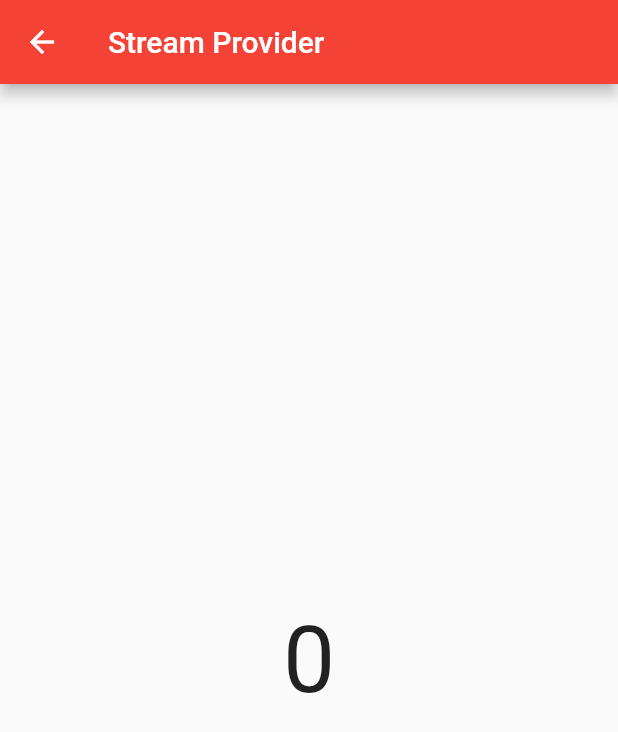
After one commit to bl1nkker/flutter-riverpod-samples, a Flutter app: the StreamProviderPage screen opened directly, on a phone screen of 412 x 824 dp. The commit adds this screen. Shown: the top 732 px of the screen. Run offline on Flutter 3.47's test engine with Material 2 defaults, Android fonts, the light colour scheme and no system bars; our stand-ins replace flutter_riverpod.

Commit message:
feat: added stream provider screen demo

```diff
--- /dev/null
+++ b/riverpod_providers/lib/pages/stream_provider_page.dart
@@ -0,0 +1,55 @@
+import 'package:flutter/material.dart';
+import 'package:flutter_riverpod/flutter_riverpod.dart';
+import 'package:riverpod_providers/widgets/text_widget.dart';
+
+Stream<int> countStream() async* {
+  int i = 0;
+  while (true) {
+    await Future.delayed(const Duration(seconds: 1));
+    yield i++;
+  }
+}
+
+final streamProvider = StreamProvider.autoDispose<int>((ref) => countStream());
+
+class StreamProviderPage extends ConsumerWidget {
+  const StreamProviderPage({Key? key}) : super(key: key);
+
+  Widget buildStreamWhen(WidgetRef ref) {
+    AsyncValue<int> stream = ref.watch(streamProvider);
+    return stream.when(
+        data: (data) => TextWidget(data.toString()),
+        error: (error, strace) => const TextWidget('Some error'),
+        loading: () => const CircularProgressIndicator());
+  }
+
+  Widget buildStreamBuilder(WidgetRef ref) {
+    final stream = ref.watch(streamProvider.stream);
+    return StreamBuilder<int>(
+        stream: stream,
+        builder: (context, snapshot) {
+          switch (snapshot.connectionState) {
+            case ConnectionState.none:
+              return const TextWidget('Not initialized');
+            case ConnectionState.waiting:
+              return const CircularProgressIndicator();
+            case ConnectionState.active:
+              return TextWidget(snapshot.data.toString());
+            case ConnectionState.done:
+              return TextWidget(snapshot.data.toString());
+          }
+        });
+  }
+
+  @override
+  Widget build(BuildContext context, WidgetRef ref) {
+    return Scaffold(
+      appBar: AppBar(
+        title: const Text('Stream Provider'),
+      ),
+      body: Center(
+        child: buildStreamWhen(ref),
+      ),
+    );
+  }
+}
```
Also changed, not shown: riverpod_providers/lib/main.dart (+6 -5 lines).
